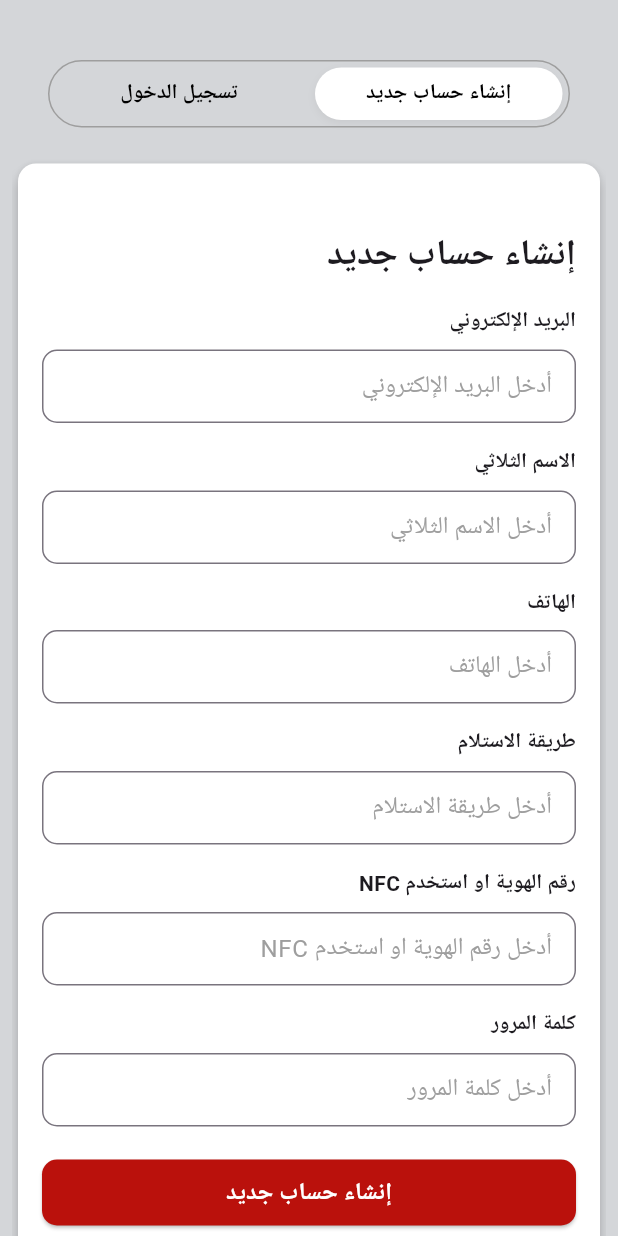
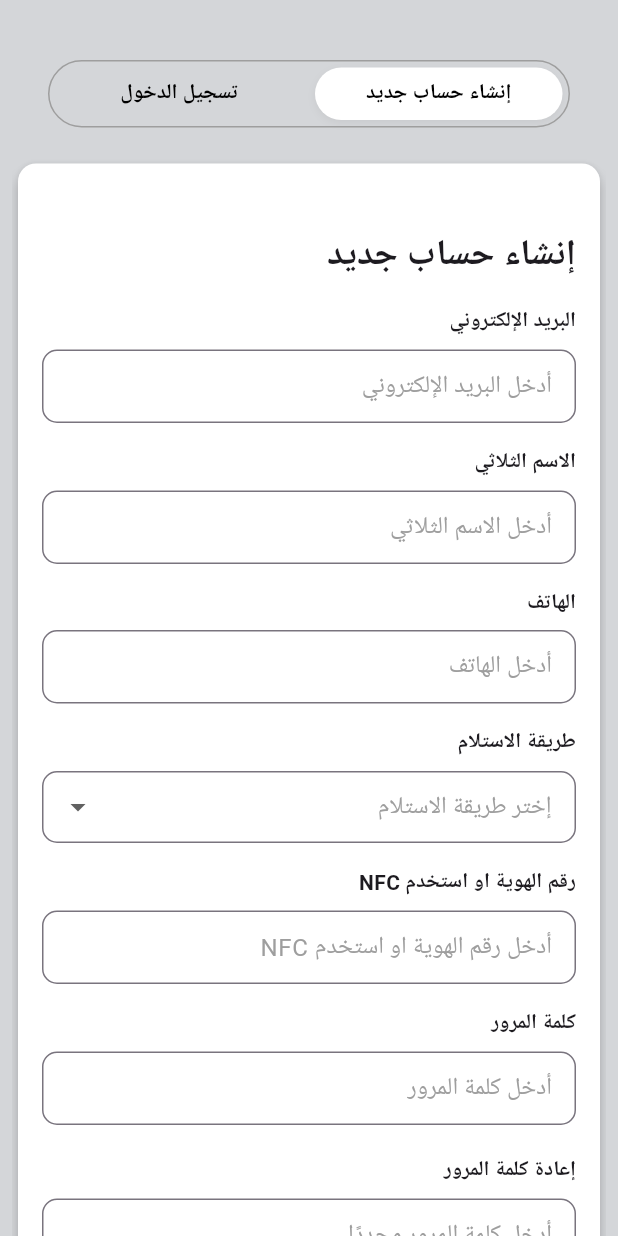
Before and after one commit to kziad551/Complatint-App, a Flutter app: the screen it shows after launch, after a tap on "إنشاء حساب جديد", on a phone screen of 412 x 824 dp. Run offline on Flutter 3.47's test engine with Material 3 defaults, Android fonts, the phone set to English and light mode, and no system bars; our stand-ins replace image_picker.

Commit message:
adding dropdown field to the signup + new input to confirm password

```diff
--- /dev/null
+++ b/lib/widgets/custom_dropdown_field.dart
@@ -0,0 +1,66 @@
+import 'package:flutter/material.dart';
+
+class CustomDropdownField extends StatelessWidget {
+  final String label;
+  final String hint;
+  final List<String> items;
+  final String? selectedItem;
+  final ValueChanged<String?> onChanged;
+
+  const CustomDropdownField({
+    super.key,
+    required this.label,
+    required this.hint,
+    required this.items,
+    this.selectedItem,
+    required this.onChanged,
+  });
+
+  @override
+  Widget build(BuildContext context) {
+    return Column(
+      crossAxisAlignment: CrossAxisAlignment.start,
+      children: [
+        Align(
+          alignment: Alignment.centerRight,
+          child: Text(
+            label,
+            style: const TextStyle(
+              fontSize: 14,
+              fontWeight: FontWeight.bold,
+            ),
+          ),
+        ),
+        const SizedBox(height: 8),
+        DropdownButtonFormField<String>(
+          value: selectedItem,
+          dropdownColor: Colors.white,
+          decoration: InputDecoration(
+            contentPadding: const EdgeInsets.symmetric(horizontal: 12.0),
+            border: OutlineInputBorder(
+              borderRadius: BorderRadius.circular(10.0),
+            ),
+          ),
+          style: const TextStyle(color: Colors.black),
+          hint: Text(
+            hint,
+            style: const TextStyle(color: Colors.grey, fontSize: 16),
+          ),
+          items: items.map((String item) {
+            return DropdownMenuItem<String>(
+              value: item,
+              child: Align(
+                alignment: Alignment.centerRight,
+                child: Text(
+                  item,
+                  style: const TextStyle(color: Colors.black, fontSize: 16),
+                ),
+              ),
+            );
+          }).toList(),
+          onChanged: onChanged,
+        ),
+      ],
+    );
+  }
+}
--- a/lib/widgets/sign_up_form.dart
+++ b/lib/widgets/sign_up_form.dart
@@ -1,8 +1,9 @@
-import 'package:complaint_application/screens/home_page.dart';
-import 'package:complaint_application/widgets/social_media.dart';
 import 'package:flutter/material.dart';
+import '../screens/home_page.dart';
+import 'social_media.dart';
 import 'custom_action_button.dart';
 import 'custom_input_field.dart';
+import 'custom_dropdown_field.dart';
 
 class SignUpForm extends StatelessWidget {
   const SignUpForm({Key? key}) : super(key: key);
@@ -47,9 +48,14 @@ class SignUpForm extends StatelessWidget {
               hint: 'أدخل الهاتف',
             ),
             const SizedBox(height: 16),
-            const CustomInputField(
+            CustomDropdownField(
               label: 'طريقة الاستلام',
-              hint: 'أدخل طريقة الاستلام',
+              hint: 'إختر طريقة الاستلام',
+              items: ['رسائل نصية', 'واتساب', 'ايميل', 'اتصال هاتفي'],
+              selectedItem: null, // Optional: Pass the currently selected item
+              onChanged: (value) {
+                // Handle the selected value
+              },
             ),
             const SizedBox(height: 16),
             const CustomInputField(
@@ -60,6 +66,12 @@ class SignUpForm extends StatelessWidget {
             const CustomInputField(
               label: 'كلمة المرور',
               hint: 'أدخل كلمة المرور',
+              obscureText: true,
+            ),
+            const SizedBox(height: 20),
+            const CustomInputField(
+              label: 'إعادة كلمة المرور',
+              hint: 'أدخل كلمة المرور مجددًا',
               obscureText: true,
             ),
             const SizedBox(height: 20),
```
